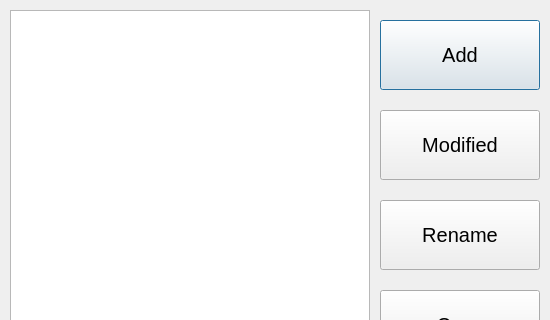
First picture: the form in src/windows/ui/current-exporting-projects.ui, repository OpenShot/openshot-qt, before the edit; both pictures show x 0 to 550 and y 0 to 320 of the 550 by 650 pixel window.
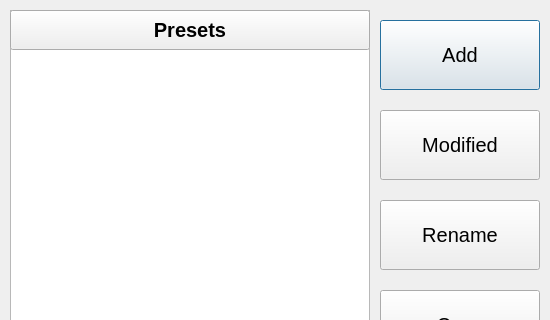
Second picture: the form after the edit. Icons and pictures are not drawn.

Commit message: Continuated to populate Export Video screen by adding the Progress Bar and the Profile current screen

What changed in the file:
```diff
--- a/src/windows/ui/current-exporting-projects.ui
+++ b/src/windows/ui/current-exporting-projects.ui
@@ -201,6 +201,26 @@
     </size>
    </property>
   </widget>
+  <widget class="QPushButton" name="btnnamelistpreset">
+   <property name="geometry">
+    <rect>
+     <x>10</x>
+     <y>10</y>
+     <width>360</width>
+     <height>40</height>
+    </rect>
+   </property>
+   <property name="font">
+    <font>
+     <pointsize>15</pointsize>
+     <weight>75</weight>
+     <bold>true</bold>
+    </font>
+   </property>
+   <property name="text">
+    <string>Presets</string>
+   </property>
+  </widget>
  </widget>
  <resources>
   <include location="../../images/openshot.qrc"/>
```
Left out of the diff: 22 changed lines with no effect on the pictures. The commit also changes 5 other files.
